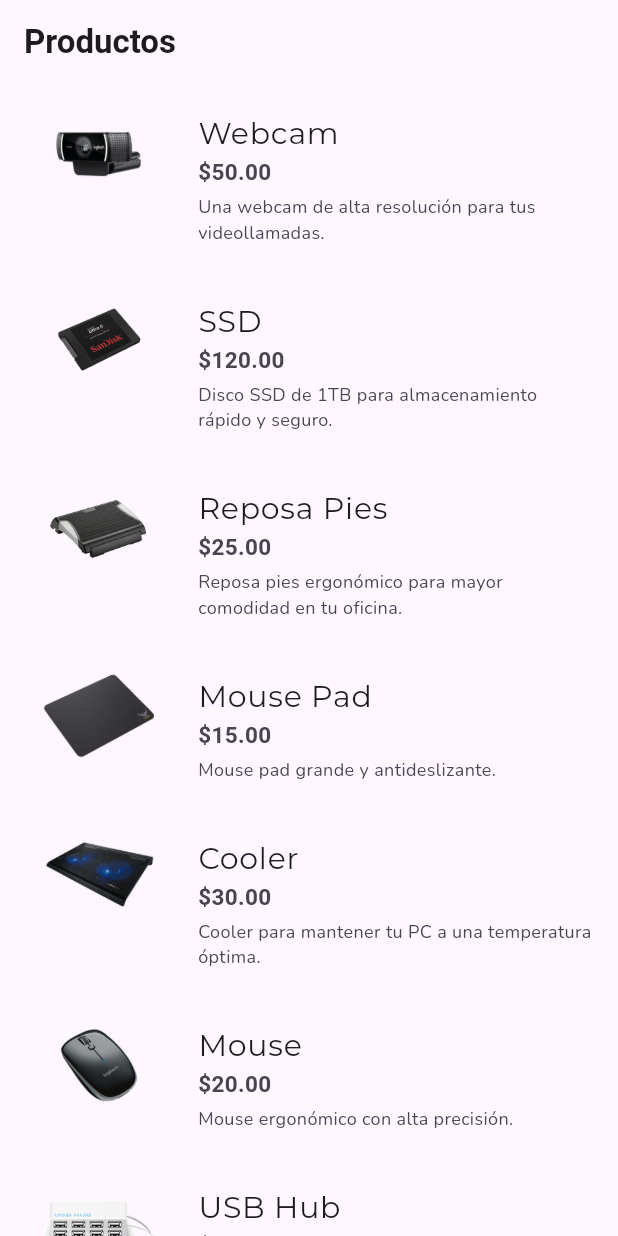
After one commit to VictorBDev/multi_sem09, a Flutter app: the ProductoLista screen opened directly, on a phone screen of 412 x 824 dp. The commit adds this screen. Run offline on Flutter 3.47's test engine with Material 3 defaults, Android fonts, the phone set to English and light mode, and no system bars; our stand-ins replace flutter_svg; project files that could hold a hidden picture were left out.

Commit message:
Feature/add different types of image

```diff
--- /dev/null
+++ b/lib/main3.dart
@@ -0,0 +1,148 @@
+import 'package:flutter/material.dart';
+
+class Producto {
+  final String nombre;
+  final String precio;
+  final String descripcion;
+  final String imagen;
+
+  Producto({
+    required this.nombre,
+    required this.precio,
+    required this.descripcion,
+    required this.imagen,
+  });
+}
+
+List<Producto> productosList = [
+  Producto(
+    nombre: 'Webcam',
+    precio: '\$50.00',
+    descripcion: 'Una webcam de alta resolución para tus videollamadas.',
+    imagen: 'webcam.png',
+  ),
+  Producto(
+    nombre: 'SSD',
+    precio: '\$120.00',
+    descripcion: 'Disco SSD de 1TB para almacenamiento rápido y seguro.',
+    imagen: 'ssd.png',
+  ),
+  Producto(
+    nombre: 'Reposa Pies',
+    precio: '\$25.00',
+    descripcion: 'Reposa pies ergonómico para mayor comodidad en tu oficina.',
+    imagen: 'reposaPies.png',
+  ),
+  Producto(
+    nombre: 'Mouse Pad',
+    precio: '\$15.00',
+    descripcion: 'Mouse pad grande y antideslizante.',
+    imagen: 'mousePad.png',
+  ),
+  Producto(
+    nombre: 'Cooler',
+    precio: '\$30.00',
+    descripcion: 'Cooler para mantener tu PC a una temperatura óptima.',
+    imagen: 'cooler.png',
+  ),
+  Producto(
+    nombre: 'Mouse',
+    precio: '\$20.00',
+    descripcion: 'Mouse ergonómico con alta precisión.',
+    imagen: 'mouse.png',
+  ),
+  Producto(
+    nombre: 'USB Hub',
+    precio: '\$18.00',
+    descripcion: 'Hub USB con 4 puertos para mayor conectividad.',
+    imagen: 'usbHub.png',
+  ),
+  Producto(
+    nombre: 'Power Bank',
+    precio: '\$40.00',
+    descripcion: 'Batería externa de alta capacidad para tus dispositivos.',
+    imagen: 'powerbank.png',
+  ),
+  Producto(
+    nombre: 'Auricular',
+    precio: '\$35.00',
+    descripcion:
+        'Auriculares con cancelación de ruido y alta fidelidad de sonido.',
+    imagen: 'auricular.png',
+  ),
+  Producto(
+    nombre: 'Teclado',
+    precio: '\$50.00',
+    descripcion: 'Teclado mecánico con retroiluminación RGB.',
+    imagen: 'teclado.png',
+  ),
+];
+
+void main() => runApp(const MyApp());
+
+class MyApp extends StatelessWidget {
+  const MyApp({super.key});
+
+  @override
+  Widget build(BuildContext context) {
+    return const MaterialApp(
+      debugShowCheckedModeBanner: false,
+      title: 'Productos',
+      home: ProductoLista(),
+    );
+  }
+}
+
+class ProductoLista extends StatelessWidget {
+  const ProductoLista({super.key});
+
+  @override
+  Widget build(BuildContext context) {
+    return Scaffold(
+      appBar: AppBar(
+        title: const Text('Productos'),
+      ),
+      body: ListView.builder(
+        itemCount: productosList.length,
+        itemBuilder: (context, index) {
+          return ListTile(
+            leading: Image.asset(
+              'assets/images/${productosList[index].imagen}',
+              width: 100,
+            ),
+            title: Text(
+              productosList[index].nombre,
+              style: const TextStyle(
+                fontFamily: 'Montserrat',
+                fontSize: 20.0,
+              ),
+            ),
+            subtitle: Column(
+              crossAxisAlignment: CrossAxisAlignment.start,
+              children: [
+                Text(
+                  productosList[index].precio,
+                  style: const TextStyle(
+                    fontFamily: 'Roboto',
+                    fontSize: 15.0,
+                  ),
+                ),
+                const SizedBox(height: 4.0),
+                Text(
+                  productosList[index].descripcion,
+                  style: const TextStyle(
+                    fontFamily: 'Nunito',
+                    fontSize: 12.0,
+                  ),
+                ),
+              ],
+            ),
+            isThreeLine: true,
+            contentPadding:
+                const EdgeInsets.symmetric(vertical: 10.0, horizontal: 16.0),
+          );
+        },
+      ),
+    );
+  }
+}
```
Also changed, not shown: lib/main.dart (+6 -4 lines), lib/main2.dart (+9 -7 lines), lib/main4.dart (added, +115 -0 lines), pubspec.yaml (+18 -4 lines), assets/images/auricular.png (added), assets/images/cooler.png (added), assets/images/laptop.svg (added), assets/images/mouse.png (added), assets/images/mousePad.png (added), assets/images/powerbank.png (added), assets/images/reposaPies.png (added), assets/images/skate.jpeg (added), assets/images/ssd.png (added), assets/images/teclado.png (added), 3 more files, 20 other files.
